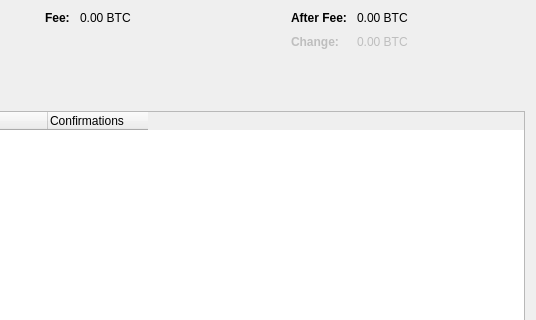
First picture: the form in src/qt/forms/coincontroldialog.ui, repository barrystyle/veles, before the edit; both pictures show x 464 to 1000 and y 0 to 320 of the 1000 by 500 pixel window.
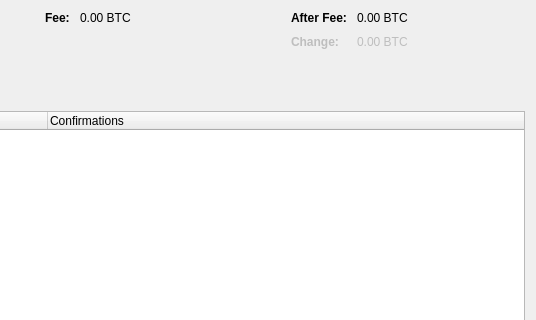
Second picture: the form after the edit. Custom widgets are drawn as their Qt base class.

Diff of the .ui file:
```diff
--- a/src/qt/forms/coincontroldialog.ui
+++ b/src/qt/forms/coincontroldialog.ui
@@ -408,7 +408,7 @@
       <bool>true</bool>
      </attribute>
      <attribute name="headerStretchLastSection">
-      <bool>false</bool>
+      <bool>true</bool>
      </attribute>
      <column>
       <property name="text">
@@ -443,6 +443,7 @@
        <string>Confirmed</string>
       </property>
      </column>
+     <!--
      <column>
       <property name="text">
        <string/>
@@ -462,7 +463,7 @@
       <property name="text">
        <string/>
       </property>
-     </column>
+    </column> -->
     </widget>
    </item>
    <item>
```
